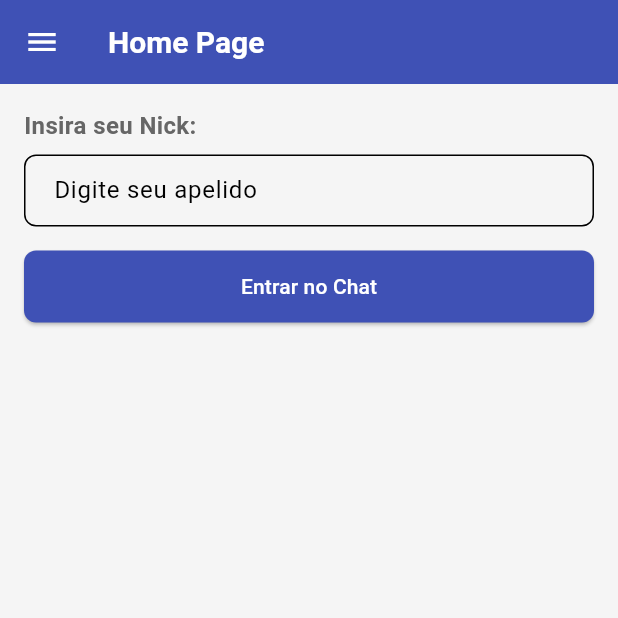
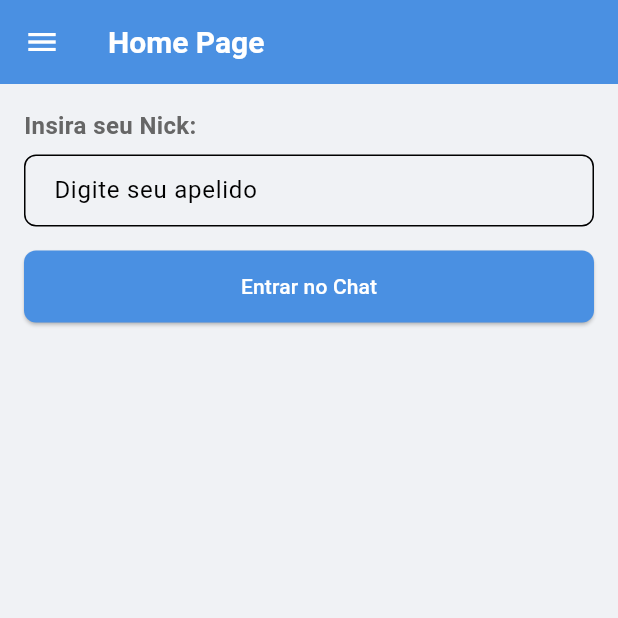
Before and after one commit to saturi11/firebase-app, a Flutter app: the screen it shows after launch, on a phone screen of 412 x 824 dp, the top half of it. Run offline on Flutter 3.47's test engine with Material 3 defaults, Android fonts, the phone set to English and light mode, and no system bars; our stand-ins replace cloud_firestore, firebase_core, shared_preferences; accounts and stored records are empty.

Commit message:
chore: Update app theme colors

```diff
--- a/lib/app.dart
+++ b/lib/app.dart
@@ -11,29 +11,29 @@ class App extends StatelessWidget {
     return MaterialApp(
       debugShowCheckedModeBanner: false,
       theme: ThemeData(
-        primaryColor: Color(0xFF3F51B5), // Azul escuro (Material Design)
+        primaryColor: Color(0xFF4A90E2),
         colorScheme: ColorScheme.light(
-          primary: Color(0xFF3F51B5), // Azul escuro (Material Design)
-          onPrimary: Color(0xFFFFFFFF), // Branco
-          secondary: Color(0xFF00BCD4), // Azul claro (Material Design)
-          onSecondary: Color(0xFFFFFFFF), // Branco
+          primary: Color(0xFF4A90E2),
+          onPrimary: Color(0xFFFFFFFF),
+          secondary: Color(0xFF50E3C2),
+          onSecondary: Color(0xFF000000),
         ),
-        scaffoldBackgroundColor: Color(0xFFF5F5F5), // Cinza claro
+        scaffoldBackgroundColor: Color(0xFFF0F2F5),
         appBarTheme: AppBarTheme(
-          backgroundColor: Color(0xFF3F51B5), // Azul escuro (Material Design)
+          backgroundColor: Color(0xFF4A90E2),
           iconTheme: IconThemeData(
-            color: Color(0xFFFFFFFF), // Branco
+            color: Color(0xFFFFFFFF),
           ),
           titleTextStyle: TextStyle(
-            color: Color(0xFFFFFFFF), // Branco
+            color: Color(0xFFFFFFFF),
             fontSize: 20.0,
             fontWeight: FontWeight.bold,
           ),
         ),
         elevatedButtonTheme: ElevatedButtonThemeData(
           style: ElevatedButton.styleFrom(
-            backgroundColor: Color(0xFF3F51B5), // Azul escuro (Material Design)
-            foregroundColor: Color(0xFFFFFFFF), // Branco
+            backgroundColor: Color(0xFF4A90E2),
+            foregroundColor: Color(0xFFFFFFFF),
             minimumSize: Size(double.infinity, 48.0),
             shape: RoundedRectangleBorder(
               borderRadius: BorderRadius.circular(8.0),
@@ -42,11 +42,11 @@ class App extends StatelessWidget {
         ),
         textTheme: TextTheme(
           bodyLarge: TextStyle(
-            color: Color(0xFF333333), // Cinza escuro
+            color: Color(0xFF333333),
             fontSize: 16.0,
           ),
           bodyMedium: TextStyle(
-            color: Color(0xFF666666), // Cinza médio
+            color: Color(0xFF666666),
             fontSize: 14.0,
           ),
         ),
```
